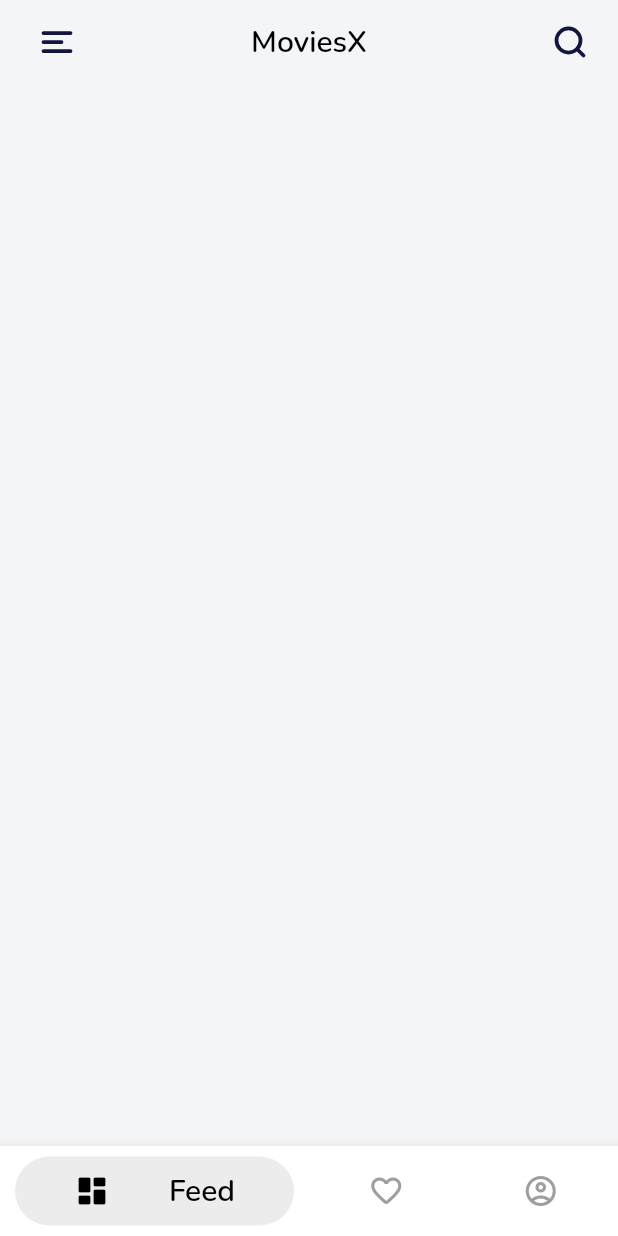
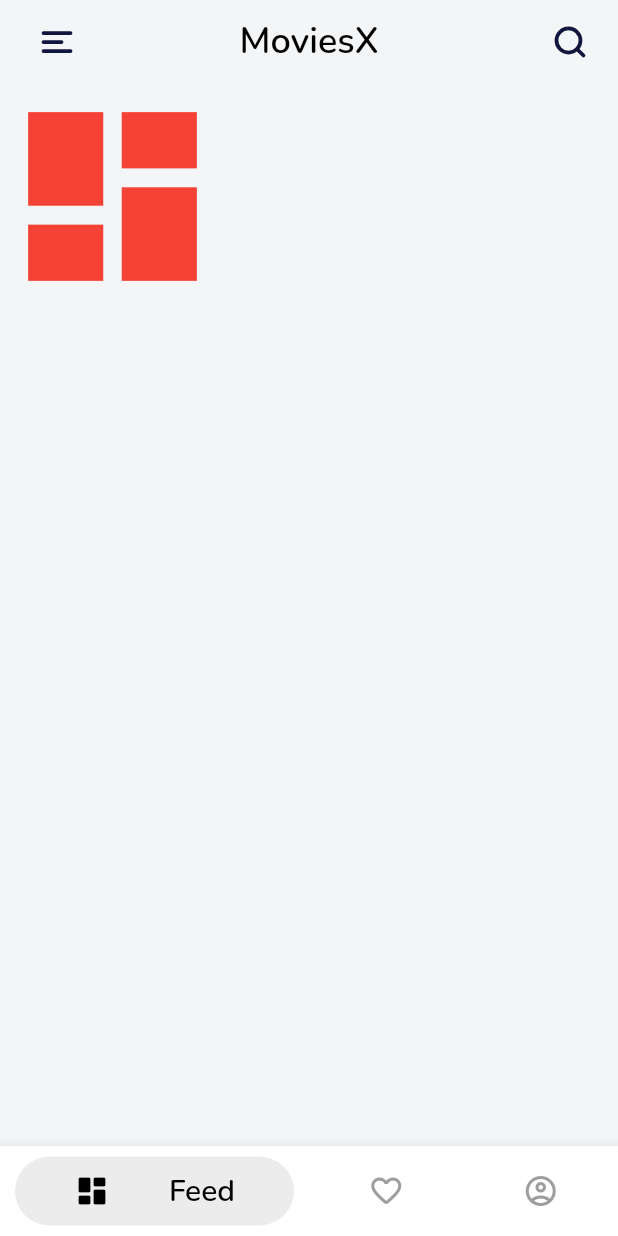
Before and after one commit to thesandx/MoviesX, a Flutter app: the screen it shows after launch, on a phone screen of 412 x 824 dp. Run offline on Flutter 3.47's test engine with Material 2 defaults, Android fonts, the phone set to English and light mode, and no system bars; drawn by our look-alikes of bubble_bottom_bar; our stand-ins replace flutter_svg, google_fonts.

Commit message:
bottom navigation bar

```diff
--- a/lib/views/home/HomePage.dart
+++ b/lib/views/home/HomePage.dart
@@ -35,6 +35,23 @@ class _HomePageState extends State<HomePage> {
       body: SingleChildScrollView(
         child: Column(
           children: <Widget>[
+            (currentIndex == 0)
+                ? Icon(
+              Icons.dashboard,
+              size: 150.0,
+              color: Colors.red,
+            )
+                : (currentIndex == 1)
+                ? Icon(
+              Icons.folder_open,
+              size: 150.0,
+              color: Colors.indigo,
+            )
+                : Icon(
+              Icons.access_time,
+              size: 150.0,
+              color: Colors.deepPurple,
+            ),
             // Categorylist(),
             // Genres(),
             // SizedBox(height: kDefaultPadding),
@@ -45,6 +62,17 @@ class _HomePageState extends State<HomePage> {
       bottomNavigationBar: Container(
           height: 60,
           child: BottomNavigationBar()),
+    );
+  }
+
+  Widget Feed(){
+    return SingleChildScrollView(
+      child: Column(
+        children: [
+
+        ],
+
+      ),
     );
   }
 
@@ -128,11 +156,10 @@ class _HomePageState extends State<HomePage> {
         onPressed: () {},
       ),
       title: Text("MoviesX",
-        style: TextStyle(
-          fontSize: 20,
-          fontWeight: FontWeight.bold,
-          color: Colors.black
-        ),
+        style: Theme.of(context).textTheme.headline5.copyWith(
+            fontWeight: FontWeight.w600,
+            color: Colors.black
+        )
       ),
       actions: <Widget>[
         IconButton(
```
